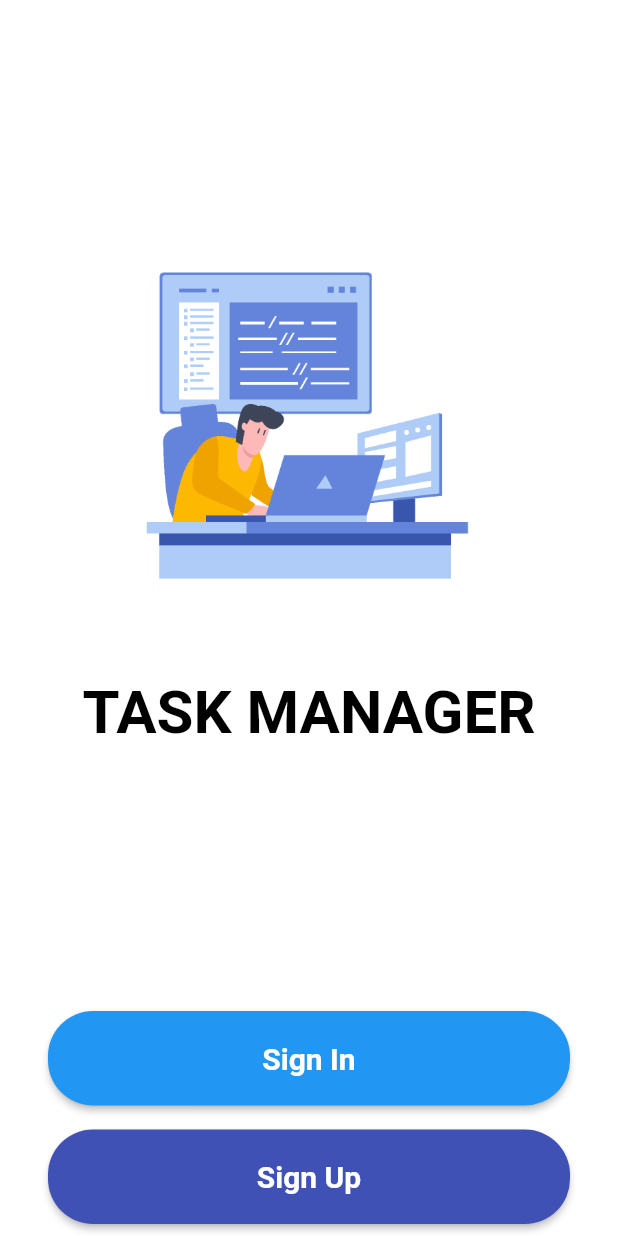
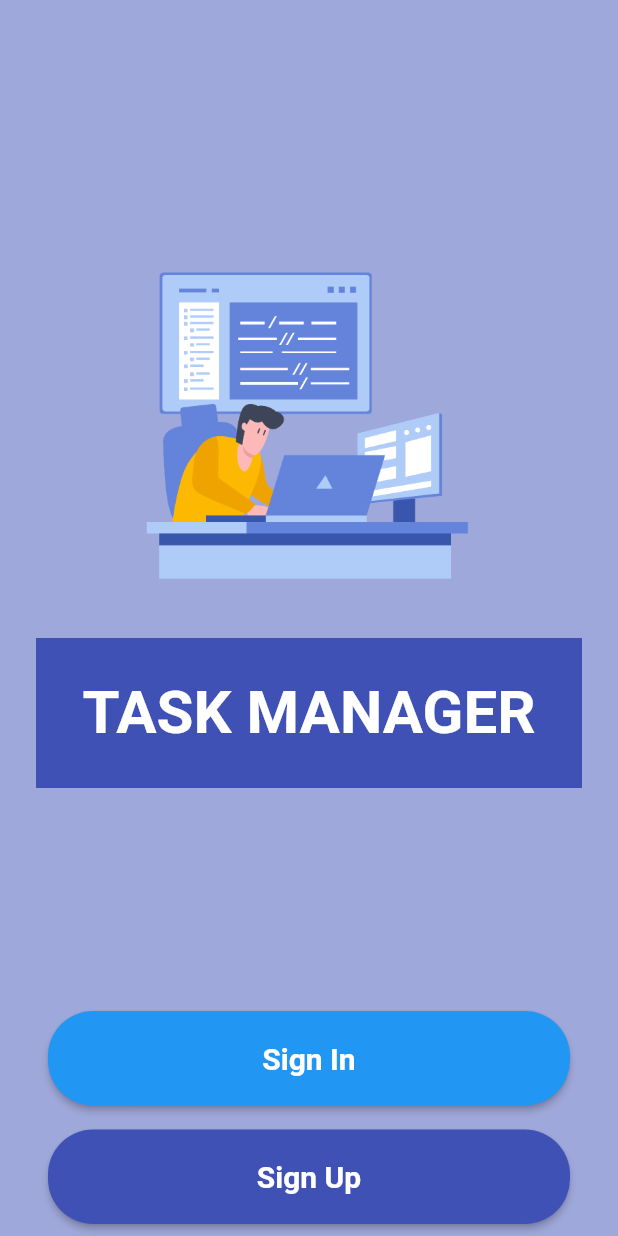
Before and after one commit to cyberpunk-prog/https---github.com-Study-Along-task_managing, a Flutter app: the screen it shows after launch, on a phone screen of 412 x 824 dp. Run offline on Flutter 3.47's test engine with Material 2 defaults, Android fonts, the phone set to English and light mode, and no system bars; drawn by our look-alikes of animated_text_kit; our stand-ins replace cloud_firestore, firebase_auth, firebase_core; accounts and stored records are empty.

Commit message:
image fix

```diff
--- a/lib/screens/register.dart
+++ b/lib/screens/register.dart
@@ -121,10 +121,7 @@ class _RegistrationScreenState extends State<RegistrationScreen> {
                 children: <Widget>[
                   Hero(
                     tag: 'welcomeImage',
-                    child: Container(
-                      height: 150.0,
-                      child: Image.asset('images/image1.png'),
-                    ),
+                    child: Image.asset('images/image4.png'),
                   ),
                   SizedBox(
                     height: 48.0,
--- a/lib/screens/welcome.dart
+++ b/lib/screens/welcome.dart
@@ -15,7 +15,7 @@ class _WelcomeScreenState extends State<WelcomeScreen> {
   @override
   Widget build(BuildContext context) {
     return Scaffold(
-      backgroundColor: Colors.white,
+      backgroundColor: Colors.indigo[200],
       body: Padding(
         padding: EdgeInsets.symmetric(horizontal: 24.0),
         child: LayoutBuilder(
@@ -56,8 +56,8 @@ class NarrowLayout extends StatelessWidget {
                 //width: 250.0,
                 child: TextLiquidFill(
                   text: 'TASK MANAGER',
-                  waveColor: Colors.black,
-                  boxBackgroundColor: Colors.white,
+                  waveColor: Colors.white,
+                  boxBackgroundColor: Colors.indigo,
                   textStyle: TextStyle(
                     fontSize: 40.0,
                     fontWeight: FontWeight.bold,
```
